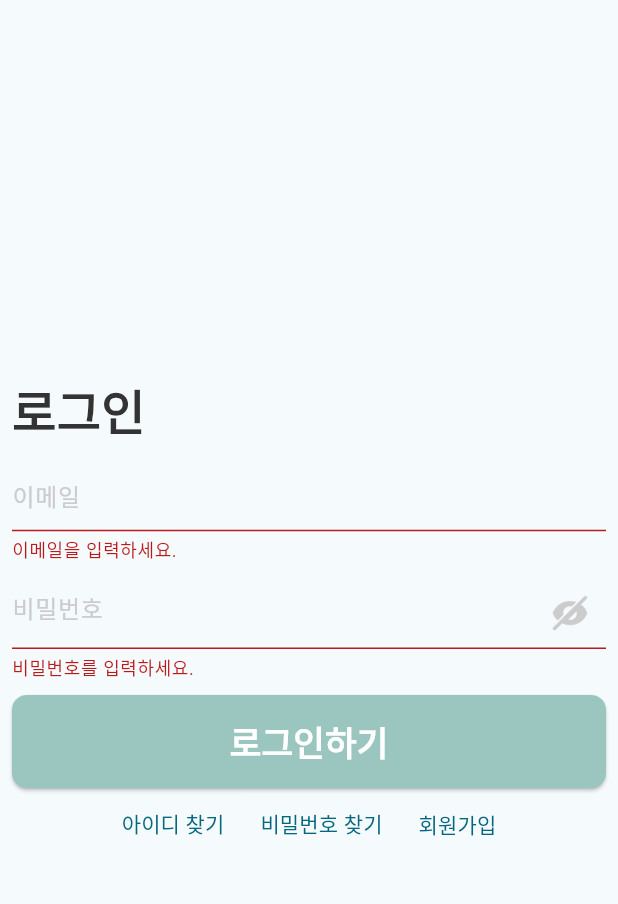
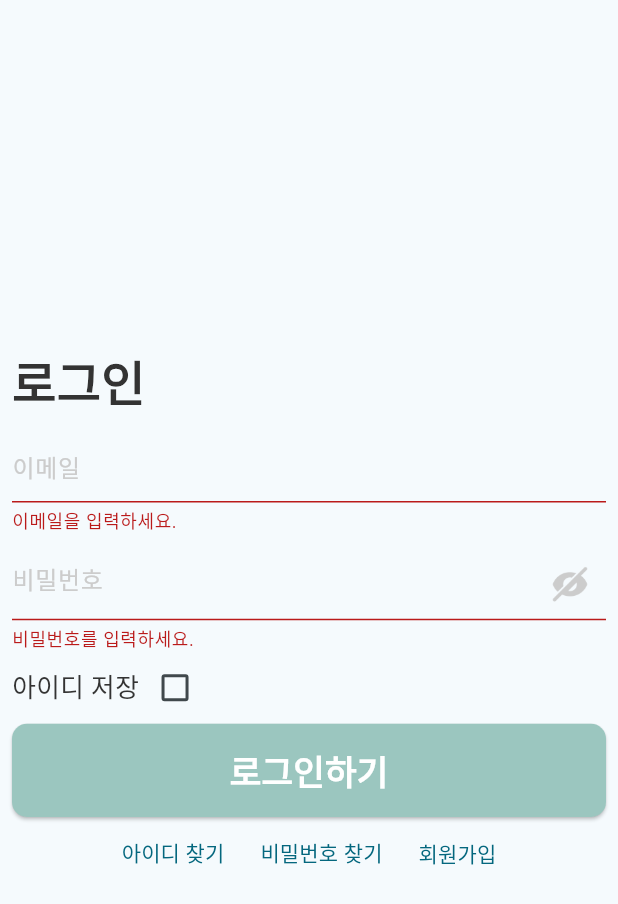
Before and after one commit to sue0-si/UriBingo, a Flutter app: the screen it shows after launch, after a tap on "로그인하기", on a phone screen of 412 x 824 dp. Shown: the top 904 px of the screen. Run offline on Flutter 3.47's test engine with Material 3 defaults, Android fonts, the phone set to English and light mode, and no system bars; our stand-ins replace cloud_firestore, curved_navigation_bar, dotted_border, firebase_auth, firebase_core, firebase_storage and 9 more; missing offline and left inert: animation_list, cupertino_rounded_corners, delayed_widget, firebase_ui_auth; accounts and stored records are empty; generated files the repository leaves out were written again; Roboto replaces fonts that are missing (Tmoney); project files that could hold a hidden picture were left out.

Commit message:
아이디저장기능구현

```diff
--- a/lib/view/page/login_pages/group_setting_page.dart
+++ b/lib/view/page/login_pages/group_setting_page.dart
@@ -45,7 +45,7 @@ class _GroupSettingPageState extends State<GroupSettingPage> {
                 children: [
                   Text(
                     '그룹원 추가',
-                    style: AppTextStyle.body16B(),
+                    style: AppTextStyle.body15B(),
                   ),
                   Row(
                     children: [
@@ -76,7 +76,7 @@ class _GroupSettingPageState extends State<GroupSettingPage> {
             const Divider(),
             Padding(
               padding: const EdgeInsets.all(8.0),
-              child: Text('그룹원 리스트', style: AppTextStyle.body16B()),
+              child: Text('그룹원 리스트', style: AppTextStyle.body15B()),
             ),
             Expanded(
               child: ListView.builder(
@@ -85,7 +85,7 @@ class _GroupSettingPageState extends State<GroupSettingPage> {
                     return ListTile(
                       title: Text(
                         '홍길동',
-                        style: AppTextStyle.body16B(),
+                        style: AppTextStyle.body15B(),
                       ),
                       subtitle: Text(
                         'test3@test.com',
--- a/lib/view/page/login_pages/login_page.dart
+++ b/lib/view/page/login_pages/login_page.dart
@@ -24,12 +24,13 @@ class _LoginPageState extends State<LoginPage> {
   var passwordController = TextEditingController();
   final GlobalKey<FormState> _formKey = GlobalKey<FormState>();
   StreamSubscription? authStateChanges;
+
   @override
   void initState() {
     super.initState();
     authStateChanges = FirebaseAuth.instance.authStateChanges().listen((user) {
       if (user != null) {
-        context.go('/',extra: 0);
+        context.go('/', extra: 0);
         return;
       }
     });
@@ -46,6 +47,7 @@ class _LoginPageState extends State<LoginPage> {
   @override
   Widget build(BuildContext context) {
     var viewmodel = context.watch<LoginPageViewModel>();
+    emailController.text = viewmodel.idMemory;
     return Scaffold(
         body: Padding(
       padding: const EdgeInsets.all(8.0),
@@ -71,7 +73,18 @@ class _LoginPageState extends State<LoginPage> {
                 controller: passwordController,
                 validator: viewmodel.passwordValidator,
               ),
-              SizedBox(height: 8.h),
+              Row(
+                children: [
+                  Text(
+                    '아이디 저장',
+                    style: AppTextStyle.body15M(color: AppColors.mainText),
+                  ),
+                  Checkbox(
+                    value: viewmodel.checkBoxMemory,
+                    onChanged: viewmodel.checkBox,
+                  )
+                ],
+              ),
               LoginElevatedButton(
                   childText: '로그인하기',
                   onPressed: () {
--- a/lib/view/widget/login_widget/inkwell_row_tile.dart
+++ b/lib/view/widget/login_widget/inkwell_row_tile.dart
@@ -20,7 +20,7 @@ class InkwellRowTile extends StatelessWidget {
           children: [
             Icon(icon, color: AppColors.info),
             SizedBox(width: 16.w),
-            Text(text, style: AppTextStyle.body16B()),
+            Text(text, style: AppTextStyle.body15B()),
           ],
         ),
       ),
--- a/lib/view/widget/login_widget/password_textfield.dart
+++ b/lib/view/widget/login_widget/password_textfield.dart
@@ -67,7 +67,7 @@ class _PasswordTextfieldState extends State<PasswordTextfield> {
                         )
                       : const Icon(
                           Icons.remove_red_eye,
-                          color: AppColors.icon,
+                          color: AppColors.mainButton,
                         ))
               : Padding(
                   padding: const EdgeInsets.only(right: 12),
@@ -90,7 +90,7 @@ class _PasswordTextfieldState extends State<PasswordTextfield> {
                                 )
                               : const Icon(
                                   Icons.remove_red_eye,
-                                  color: AppColors.icon,
+                                  color: AppColors.mainButton,
                                 )),
                       GestureDetector(
                         child: const Icon(
--- a/lib/view_model/login_page_view_model.dart
+++ b/lib/view_model/login_page_view_model.dart
@@ -1,8 +1,16 @@
 import 'package:firebase_auth/firebase_auth.dart';
 import 'package:flutter/material.dart';
 import 'package:go_router/go_router.dart';
+import 'package:shared_preferences/shared_preferences.dart';
 
 class LoginPageViewModel with ChangeNotifier {
+  bool checkBoxMemory = false;
+  String idMemory = '';
+  SharedPreferences? prefs;
+
+  LoginPageViewModel() {
+    initPreferences();
+  }
   // 로그인
   Future<void> handleLoginButton(
       {required String email,
@@ -13,6 +21,7 @@ class LoginPageViewModel with ChangeNotifier {
       await FirebaseAuth.instance
           .signInWithEmailAndPassword(email: email, password: password);
       if (context.mounted) {
+        prefs!.setString('_email', email);
         context.go('/', extra: 0);
       }
       // 로그인 실패시 다이얼로그
@@ -62,4 +71,25 @@ class LoginPageViewModel with ChangeNotifier {
     }
     return null;
   }
+
+// 체크박스 저장
+  checkBox(value) {
+    checkBoxMemory = value;
+    if (prefs != null) {
+      prefs!.setBool('_checkBox', value);
+    }
+    notifyListeners();
+  }
+
+// 아이디 불러오기 체크박스 불러오기
+  void initPreferences() async {
+    prefs = await SharedPreferences.getInstance();
+    if (prefs != null) {
+      checkBoxMemory = prefs!.getBool('_checkBox') ?? false;
+      if (checkBoxMemory) {
+        idMemory = prefs!.getString('_email') ?? '';
+      }
+      notifyListeners();
+    }
+  }
 }
```
Also changed, not shown: lib/view/page/login_pages/signup_page.dart (+5 -5 lines), lib/view/widget/login_widget/login_elevated_button.dart (+0 -10 lines).
